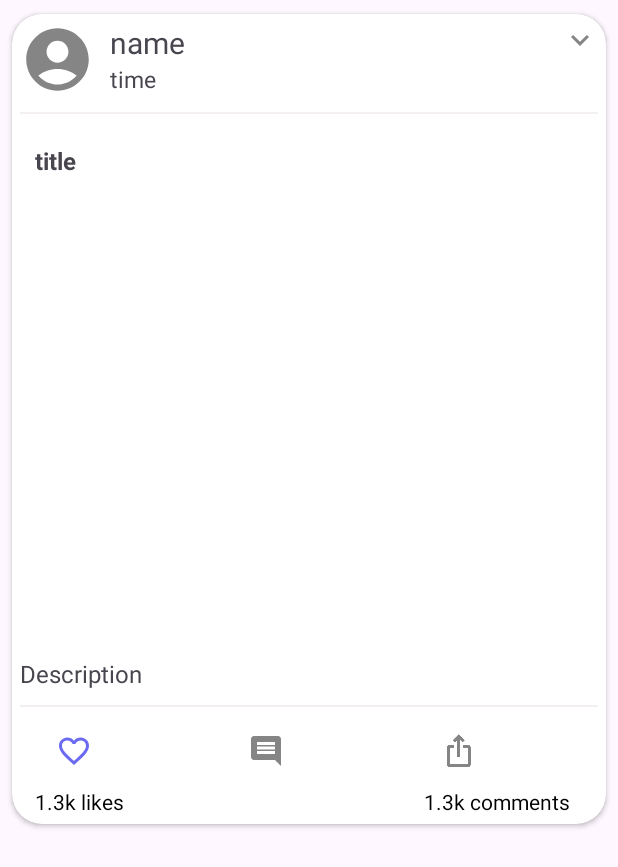
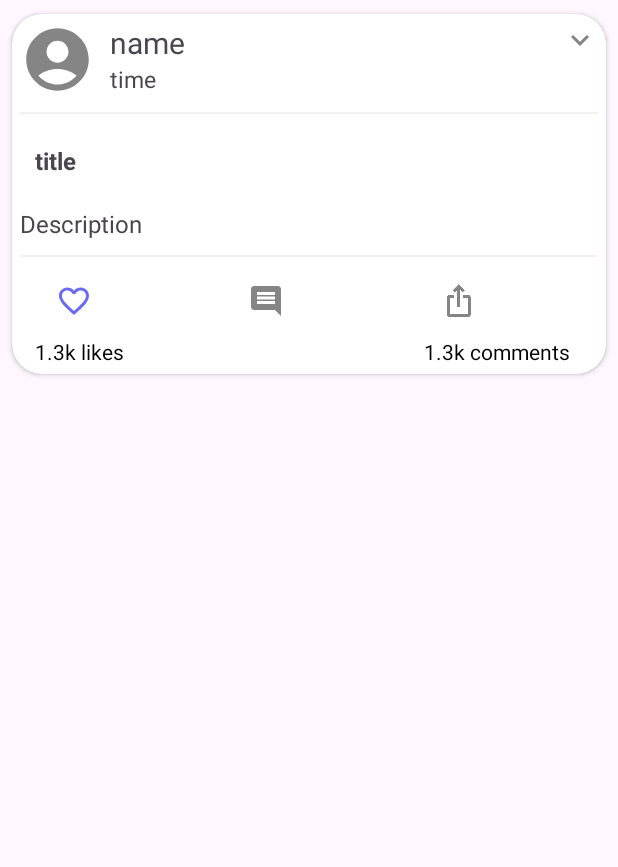
Before and after one commit to Nanmakrishnan/connectogram, an Android app: the layout row_posts.xml on its own in the app's theme, with its tools: preview values and no code run, on a phone screen of 412 x 824 dp. Shown: the top 867 px of the screen. Run offline under Robolectric (Android 15) with nearby library versions, the light colour scheme and no system bars; plain views replace CircularImageView, PhotoView.

Commit message:
fixed scroll to bottom in chat,post image size, placholder images in list,

```diff
--- a/app/src/main/java/com/example/connectogram/AnnouncementFragment.java
+++ b/app/src/main/java/com/example/connectogram/AnnouncementFragment.java
@@ -25,6 +25,7 @@ import com.google.firebase.database.FirebaseDatabase;
 import com.google.firebase.database.ValueEventListener;
 
 import java.util.ArrayList;
+import java.util.Collections;
 import java.util.List;
 
 /**
@@ -137,6 +138,7 @@ setHasOptionsMenu(true);
                     modelAnnounceList.add(announcement);
                 }
                 // Create an instance of your AdapterAnnouncement class
+                Collections.reverse(modelAnnounceList);
                 adapterAnnouncement = new AdapterAnnouncement(getContext(), modelAnnounceList);
                 // Set the adapter to your RecyclerView
                 adapterAnnouncement.notifyDataSetChanged();
--- a/app/src/main/java/com/example/connectogram/adapters/AdapterChatlist.java
+++ b/app/src/main/java/com/example/connectogram/adapters/AdapterChatlist.java
@@ -63,7 +63,7 @@ public class AdapterChatlist  extends RecyclerView.Adapter<AdapterChatlist.Myhol
         }
         catch(Exception e)
         {
-            Picasso.get().load(R.drawable.ic_profile).into(holder.profileIv);;
+            Picasso.get().load(R.drawable.ic_profile).placeholder(R.drawable.ic_profile).into(holder.profileIv);
         }
         if(userlist.get(position).getOnlineStatus().equals("online"))
         {
--- a/app/src/main/res/layout/row_posts.xml
+++ b/app/src/main/res/layout/row_posts.xml
@@ -73,7 +73,7 @@
             android:layout_height="wrap_content">
             <com.github.chrisbanes.photoview.PhotoView
                 android:layout_width="wrap_content"
-                android:layout_height="300dp"
+                android:layout_height="wrap_content"
                 android:id="@+id/pImageIv"
                 android:background="@color/white"/>
         </LinearLayout>
```
Also changed, not shown: app/src/main/java/com/example/connectogram/ChatActivity.java (+8 -3 lines), app/src/main/java/com/example/connectogram/adapters/AdapterPost.java (+5 -5 lines), app/src/main/java/com/example/connectogram/adapters/Adapter_discover.java (+11 -2 lines).
